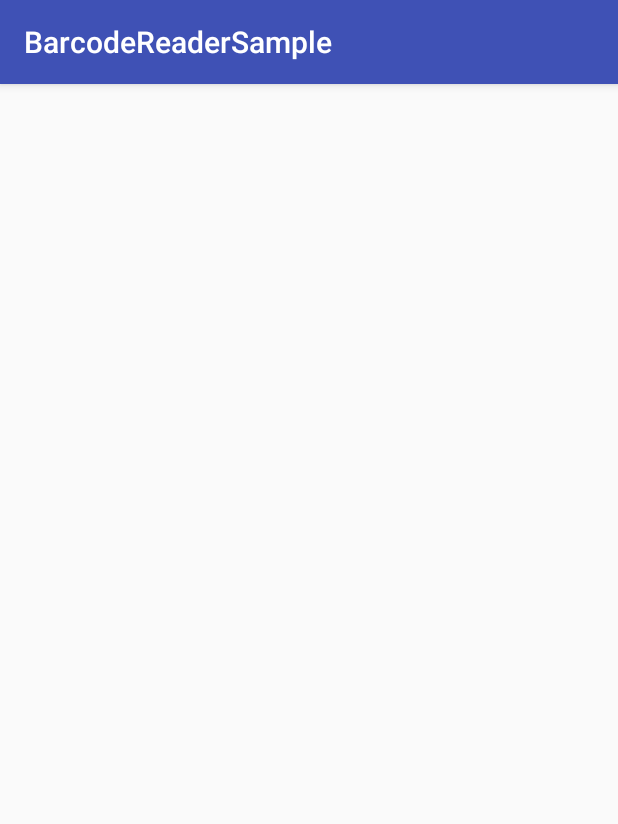
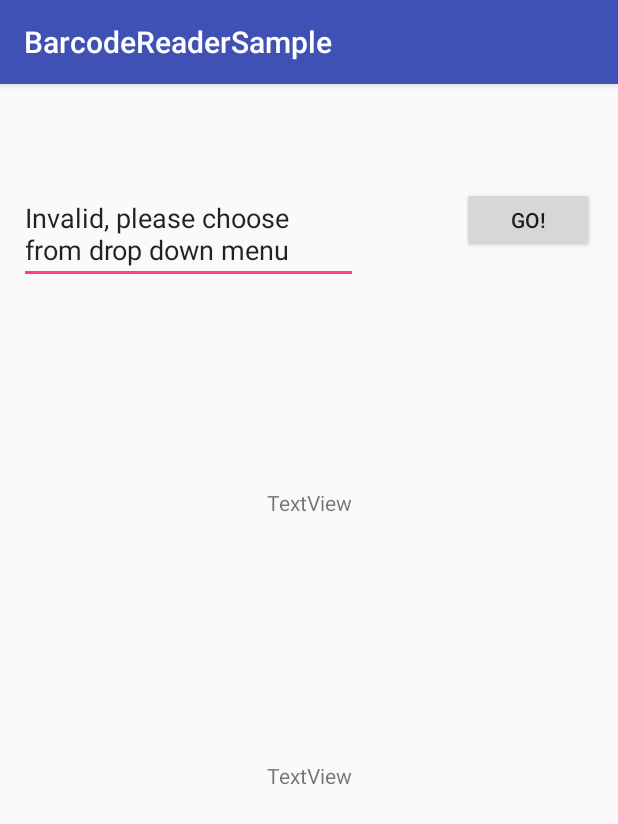
Before and after one commit to TrevorTWX/HackGT2018, an Android app: the NewPlace screen opened directly, with no data from a screen before it, after a tap on "GO!", on a phone screen of 412 x 824 dp. Shown: the top 824 px of the screen. Run offline under Robolectric (Android 15) with nearby library versions, the phone set to English and light mode, and no system bars; our stand-ins replace Volley; network calls fail; 10 statements that could not run were skipped.

Commit message:
终于完成啦！

```diff
--- a/android_trevor/BarcodeReaderSample-master/app/src/main/java/com/varvet/barcodereadersample/NavigationActivity.java
+++ b/android_trevor/BarcodeReaderSample-master/app/src/main/java/com/varvet/barcodereadersample/NavigationActivity.java
@@ -25,7 +25,7 @@ public class NavigationActivity extends AppCompatActivity {
         String submap_name = new_splitted[0];
         int start_point = Integer.parseInt(new_splitted[1]);
         int end_point = Integer.parseInt(new_splitted[2]);
-        String url = "http://45.77.223.113/highlightpath?submap=" + submap_name + "&start_point=" + start_point + "&end_point=" + end_point;
+        String url = "http://35.237.145.71/highlightpath?map=" + submap_name + "&start=" + start_point + "&end=" + end_point + "&attach=true";
         final ImageView map = findViewById(R.id.imageView);
 
         RequestQueue rq = Volley.newRequestQueue(this);
--- a/android_trevor/BarcodeReaderSample-master/app/src/main/java/com/varvet/barcodereadersample/NewPlace.java
+++ b/android_trevor/BarcodeReaderSample-master/app/src/main/java/com/varvet/barcodereadersample/NewPlace.java
@@ -1,14 +1,25 @@
 package com.varvet.barcodereadersample;
 
+import android.content.Context;
 import android.content.Intent;
+import android.os.CountDownTimer;
+import android.os.Handler;
 import android.support.v7.app.AppCompatActivity;
 import android.os.Bundle;
 import android.support.v7.widget.AppCompatAutoCompleteTextView;
+import android.util.Log;
 import android.view.View;
 import android.widget.ArrayAdapter;
 import android.widget.AutoCompleteTextView;
 import android.widget.Button;
 import android.widget.TextView;
+
+import com.android.volley.Request;
+import com.android.volley.RequestQueue;
+import com.android.volley.Response;
+import com.android.volley.VolleyError;
+import com.android.volley.toolbox.StringRequest;
+import com.android.volley.toolbox.Volley;
 
 public class NewPlace extends AppCompatActivity {
 
@@ -17,45 +28,90 @@ public class NewPlace extends AppCompatActivity {
         super.onCreate(savedInstanceState);
         setContentView(R.layout.activity_new_place);
 
+        final Context context = this;
+
         Intent intent = getIntent();
         final String message = intent.getStringExtra("qrvalue");
+        final String encoded_string = intent.getStringExtra("encodes_value");
+        Log.d("encodes_value",encoded_string);
         String[] new_splitted = message.split("/");
+
         final String submap_name = new_splitted[0];
         final int start_point = Integer.parseInt(new_splitted[1]);
-
+        final TextView mTextView = findViewById(R.id.response_path);
         Button button = findViewById(R.id.new_place_button);
 
-        // use server here to get the string and encodes
-        //                                    // send html request and get back result
-//                    RequestQueue queue = Volley.newRequestQueue(context);
-//                    String url = "http://45.77.223.113/findpath?map=" + submap_name + "&start=" + start_point + "&end=" + end_point;
+//        // use server here to get the string and encodes
+//        //                                    // send html request and get back result
+//        RequestQueue queue = Volley.newRequestQueue(this);
+//        String url = "http://35.237.145.71/getAdaptors?map=" + submap_name;
+//        // String url = "http://35.237.145.71/?input=helloworld";
 //
-//                    final TextView textview = findViewById(R.id.response_path);
 //
-//                // Request a string response from the provided URL.
-//                StringRequest stringRequest = new StringRequest(Request.Method.GET, url,
-//                        new Response.Listener<String>() {
-//                            @Override
-//                            public void onResponse(String response) {
-//                                // Display the first 500 characters of the response string.
-//                                textview.setText(response);
-//                            }
-//                        }, new Response.ErrorListener() {
+//        // Request a string response from the provided URL.
+//        StringRequest stringRequest = new StringRequest(Request.Method.GET, url,
+//                new Response.Listener<String>() {
+//            @Override
+//            public void onResponse(String response) {
+//                // Display the first 500 characters of the response string.
+//                // Log.d("response is",response);
+//                                    mTextView.setText(response.substring(0, 500));
+//                                }
+//                            }, new Response.ErrorListener() {
+//                        @Override
+//                        public void onErrorResponse(VolleyError error) {
+//                            mTextView.setText("That didn't work!");
+//                        }
+//                    });
+//                    // Add the request to the RequestQueue.
+//                    queue.add(stringRequest);
+//        while(mTextView.getText().length()<20) {}
+
+
+// ...
+
+//        // Instantiate the RequestQueue.
+//        RequestQueue queue = Volley.newRequestQueue(this);
+//        String url ="http://35.237.145.71/getAdaptors?map=walmart";
+//
+//        // Request a string response from the provided URL.
+//        StringRequest stringRequest = new StringRequest(Request.Method.GET, url,
+//                new Response.Listener<String>() {
 //                    @Override
-//                    public void onErrorResponse(VolleyError error) {
-//                        textview.setText("That didn't work!");
+//                    public void onResponse(String response) {
+//                        // Display the first 500 characters of the response string.
+//                        mTextView.setText("Response is: "+ response.substring(0,500));
 //                    }
-//                });
-//                // Add the request to the RequestQueue.
-//                queue.add(stringRequest);
+//                }, new Response.ErrorListener() {
+//            @Override
+//            public void onErrorResponse(VolleyError error) {
+//                mTextView.setText("That didn't work!");
+//            }
+//        });
+//        Log.d("mTextView_2",mTextView.getText().toString());
+//        // Add the request to the RequestQueue.
+//        queue.add(stringRequest);
 //
-//                String path = textview.getText().toString();
+//        Log.d("mTextView",mTextView.getText().toString());
+//
+//
+//                String encoded_string = mTextView.getText().toString();
+                String[] encoded = encoded_string.split(";");
+                Log.d("test4",encoded[0]);
+                final String[] encodes = new String[encoded.length];
+                final String[] decodes = new String[encoded.length];
+                for(int i=0; i<encoded.length; i++){
+                    String[] current_split = encoded[i].split(",");
+                    encodes[i] = current_split[0];
+                    if(current_split.length==1) Log.d("Value of current split",current_split[0]);
+                    decodes[i] = current_split[1];
+                }
 
-        String[] places = {"dairy","books","home","deli"};
+        String[] places = decodes;
         ArrayAdapter<String> adapter = new ArrayAdapter<String>(this, android.R.layout.select_dialog_item, places);
         final AutoCompleteTextView autoTextView = findViewById(R.id.autoCompleteTextView);
 
-        autoTextView.setThreshold(3);
+        autoTextView.setThreshold(1);
         autoTextView.setAdapter(adapter);
 
         autoTextView.setOnClickListener(new View.OnClickListener(){
@@ -64,13 +120,30 @@ public class NewPlace extends AppCompatActivity {
             }
         });
 
-        //Capture button clicks
+        // Capture button clicks
         button.setOnClickListener(new View.OnClickListener() {
             public void onClick(View arg0) {
 
                 String user_input_string = autoTextView.getText().toString();
 
-                int end_point = Integer.parseInt(user_input_string); // need to be converted to number first
+                Log.d("user_input_string", user_input_string);
+
+                int end_point = 0;
+
+                for (int i = 0; i < decodes.length; i++) {
+                    if (decodes[i].toLowerCase().equals(user_input_string.toLowerCase())) {
+                        end_point = Integer.parseInt(encodes[i]);
+                        break;
+                    }
+                }
+
+                if(end_point==0){
+                    autoTextView.setText("Invalid, please choose from drop down menu");
+                }
+
+                else {
+
+                    Log.d("endpoint", end_point + "");
 
                     TextView debug_view = findViewById(R.id.debug);
                     debug_view.setText(user_input_string);
@@ -81,6 +154,7 @@ public class NewPlace extends AppCompatActivity {
                     myIntent.putExtra("nav_value", submap_name + "/" + start_point + "/" + end_point);
                     startActivity(myIntent);
                 }
+            }
         });
 
 
--- a/android_trevor/BarcodeReaderSample-master/app/src/main/res/layout/activity_navigation.xml
+++ b/android_trevor/BarcodeReaderSample-master/app/src/main/res/layout/activity_navigation.xml
@@ -10,7 +10,10 @@
         android:id="@+id/imageView"
         android:layout_width="wrap_content"
         android:layout_height="wrap_content"
-        app:srcCompat="@color/colorWhite"
-        tools:layout_editor_absoluteX="175dp"
-        tools:layout_editor_absoluteY="224dp" />
+        app:layout_constraintBottom_toBottomOf="parent"
+        app:layout_constraintEnd_toEndOf="parent"
+        app:layout_constraintStart_toStartOf="parent"
+        app:layout_constraintTop_toTopOf="parent"
+        app:srcCompat="@color/colorWhite" />
+
 </android.support.constraint.ConstraintLayout>
--- a/android_trevor/BarcodeReaderSample-master/app/src/main/res/layout/activity_new_place.xml
+++ b/android_trevor/BarcodeReaderSample-master/app/src/main/res/layout/activity_new_place.xml
@@ -19,9 +19,13 @@
         android:id="@+id/debug"
         android:layout_width="wrap_content"
         android:layout_height="wrap_content"
+        android:layout_marginEnd="8dp"
+        android:layout_marginStart="8dp"
+        android:layout_marginTop="136dp"
         android:text="TextView"
-        tools:layout_editor_absoluteX="162dp"
-        tools:layout_editor_absoluteY="312dp" />
+        app:layout_constraintEnd_toEndOf="parent"
+        app:layout_constraintStart_toStartOf="parent"
+        app:layout_constraintTop_toBottomOf="@+id/autoCompleteTextView" />
 
     <AutoCompleteTextView
         android:id="@+id/autoCompleteTextView"
@@ -38,4 +42,19 @@
         app:layout_constraintStart_toStartOf="parent"
         app:layout_constraintTop_toTopOf="parent"
         app:layout_constraintVertical_bias="0.086" />
+
+    <TextView
+        android:id="@+id/response_path"
+        android:layout_width="wrap_content"
+        android:layout_height="wrap_content"
+        android:layout_marginBottom="8dp"
+        android:layout_marginEnd="8dp"
+        android:layout_marginStart="8dp"
+        android:layout_marginTop="8dp"
+        android:text="TextView"
+        app:layout_constraintBottom_toBottomOf="parent"
+        app:layout_constraintEnd_toEndOf="parent"
+        app:layout_constraintStart_toStartOf="parent"
+        app:layout_constraintTop_toBottomOf="@+id/debug"
+        app:layout_constraintVertical_bias="0.349" />
 </android.support.constraint.ConstraintLayout>
```
Also changed, not shown: android_trevor/BarcodeReaderSample-master/app/src/main/java/com/varvet/barcodereadersample/StartActivity.java (+39 -3 lines), 1 other file. Lines whose indentation alone changed are shown as unchanged.
